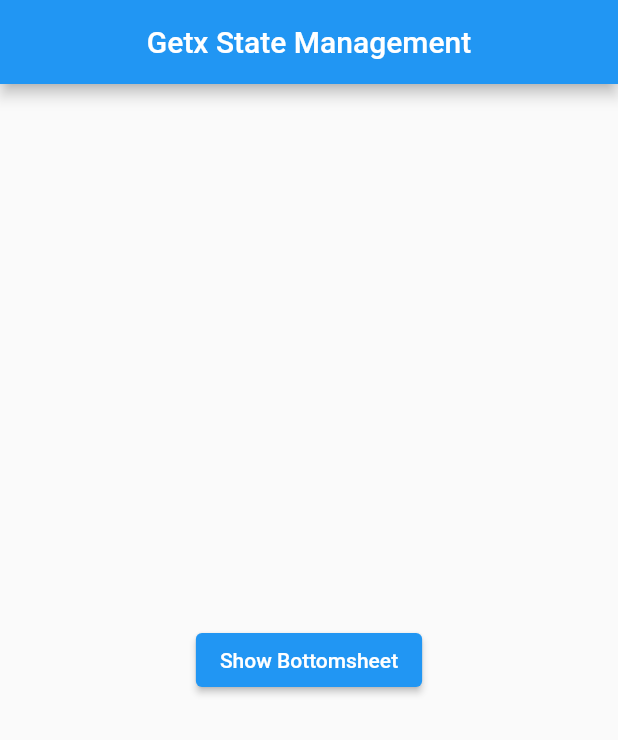
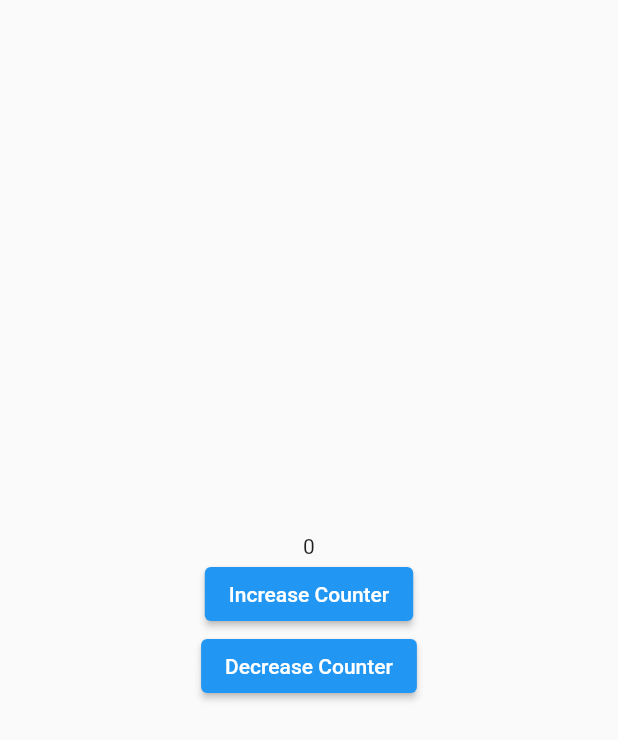
Before and after one commit to Harshhvermaa/Flutter-Getx-Tutorial, a Flutter app: the screen it shows after launch, on a phone screen of 412 x 824 dp. Shown: the top 740 px of the screen. Run offline on Flutter 3.47's test engine with Material 2 defaults, Android fonts, the light colour scheme and no system bars; our stand-ins replace get.

Commit message:
getx counter application

```diff
--- /dev/null
+++ b/lib/controller/counterController.dart
@@ -0,0 +1,5 @@
+import 'package:get/get.dart';
+
+class CounterController extends GetxController{
+  RxInt counter = 0.obs;
+}
--- a/lib/main.dart
+++ b/lib/main.dart
@@ -1,6 +1,7 @@
 import 'package:flutter/material.dart';
 import 'package:get/get.dart';
 import 'package:getx_statemanagement/views/bottomsheet.dart';
+import 'package:getx_statemanagement/views/counterApp.dart';
 import 'package:getx_statemanagement/views/customdialog.dart';
 import 'package:getx_statemanagement/views/show_snackbar.dart';
 
@@ -14,7 +15,7 @@ class MyApp extends StatelessWidget {
   @override
   Widget build(BuildContext context) {
     return GetMaterialApp(
-      home: ShowBottomSheet()
+      home: CounterApplication()
     );
   }
 }
--- /dev/null
+++ b/lib/views/counterApp.dart
@@ -0,0 +1,37 @@
+import 'package:flutter/cupertino.dart';
+import 'package:flutter/material.dart';
+import 'package:get/get.dart';
+import 'package:getx_statemanagement/controller/counterController.dart';
+
+class CounterApplication extends StatelessWidget {
+  CounterApplication({super.key});
+
+  CounterController controller = Get.put(CounterController());
+  @override
+  Widget build(BuildContext context) {
+    return Scaffold(
+      body: Container(
+        height: double.infinity,
+        width: double.infinity,
+        child: Obx(() {
+          return Column(
+            mainAxisAlignment: MainAxisAlignment.center,
+            children: [
+              Text( "${controller.counter.value}" ),
+              ElevatedButton(onPressed: () {
+                controller.counter++;
+              }, child: Text("Increase Counter")),
+              ElevatedButton(onPressed: () {
+                if(controller.counter > 0 ){
+                  controller.counter--;
+                }else{
+                  print("Counter value is not in negative");
+                }
+              }, child: Text("Decrease Counter"))
+            ],
+          );
+        }),
+      ),
+    );
+  }
+}
```
Also changed, not shown: lib/views/bottomsheet.dart (+25 -25 lines).
